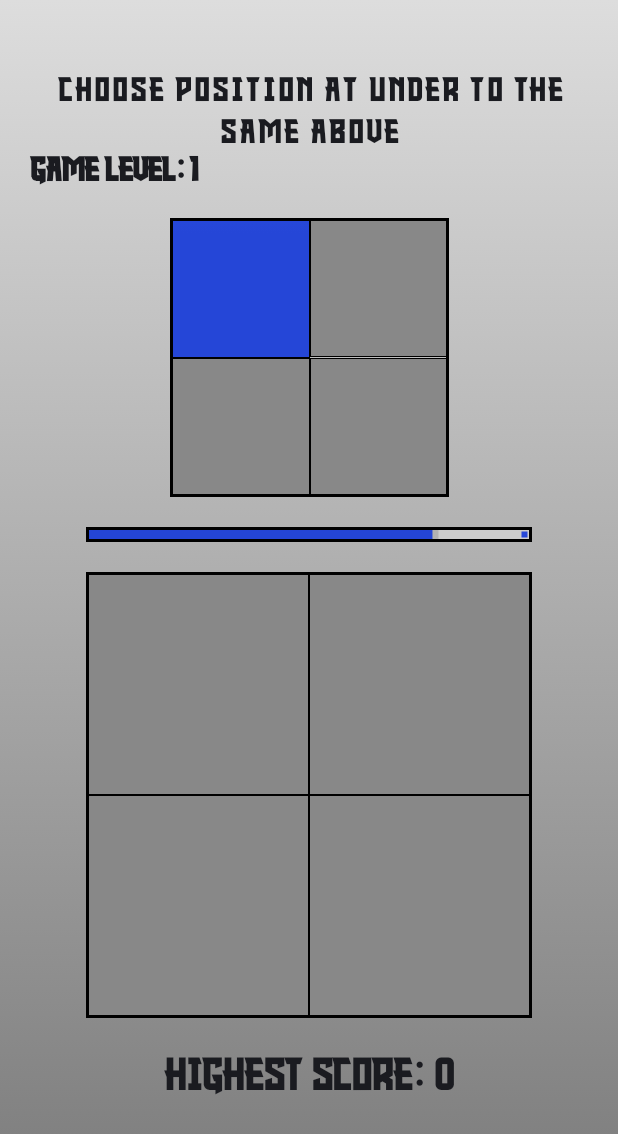
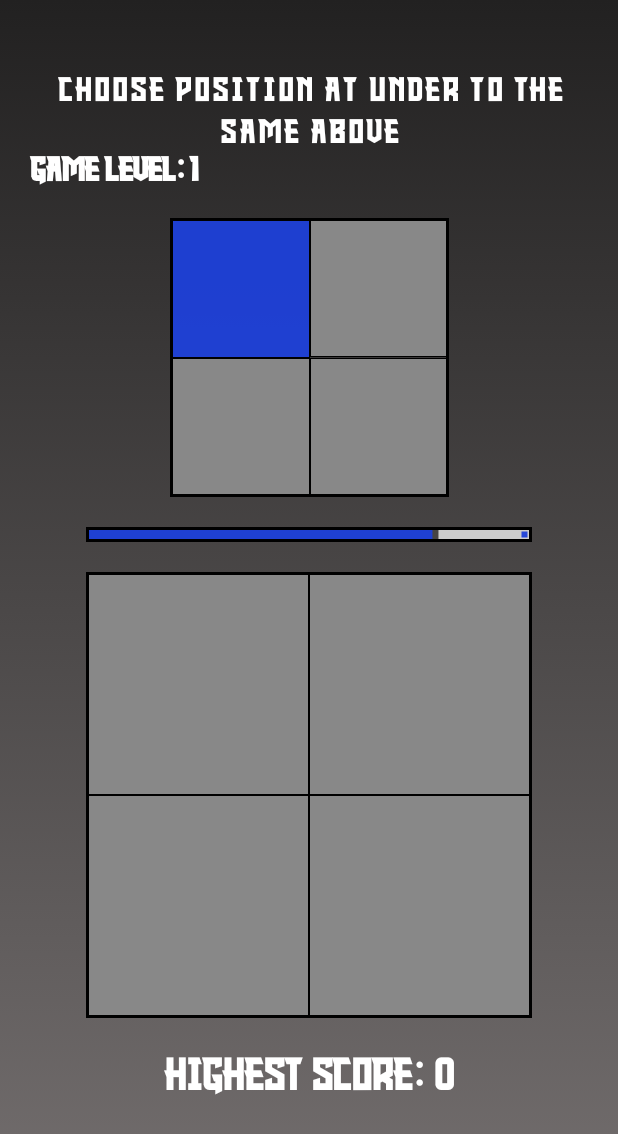
Before and after one commit to duongkhaineverdie/TrainMemory, an Android app built with Jetpack Compose: the TrainMemoryGameScreen screen opened through its navigation route, on a phone screen of 412 x 824 dp. Shown: the top 1134 px of the screen. Run offline under Robolectric (Android 15) with nearby library versions, the phone set to English and light mode, and no system bars.

Commit message:
Complete game training brain, memory p2

```diff
--- a/app/src/main/java/com/emenike/trainmemory/presentation/ui/home/HomeScreen.kt
+++ b/app/src/main/java/com/emenike/trainmemory/presentation/ui/home/HomeScreen.kt
@@ -79,14 +79,14 @@ fun HomeScreen(
                 text = stringResource(id = R.string.app_name),
                 style = MaterialTheme.typography.titleLarge,
                 fontWeight = FontWeight.Bold,
-                fontSize = 88.sp,
+                fontSize = 80.sp,
                 maxLines = 2,
                 lineHeight = 70.sp,
                 textAlign = TextAlign.Center,
                 overflow = TextOverflow.Ellipsis,
                 color = Color.White,
                 modifier = Modifier
-                    .border(2.dp, Color.White, shape = RoundedCornerShape(20.dp)),
+                    .border(2.dp, Color.White, shape = RoundedCornerShape(15.dp)),
                 letterSpacing = 2.sp
             )
         }
@@ -94,18 +94,16 @@ fun HomeScreen(
             modifier = Modifier
                 .fillMaxWidth()
                 .weight(1f)
-                .padding(horizontal = 30.dp),
+                .padding(horizontal = 50.dp),
             verticalArrangement = Arrangement.SpaceEvenly,
             horizontalAlignment = Alignment.CenterHorizontally
         ) {
-            Column(
-                modifier = Modifier
-                    .fillMaxWidth(),
-                horizontalAlignment = Alignment.CenterHorizontally,
-                verticalArrangement = Arrangement.spacedBy(10.dp)
-
+            Row(
+                modifier = Modifier,
+                verticalAlignment = Alignment.CenterVertically,
+                horizontalArrangement = Arrangement.spacedBy(10.dp)
             ) {
-                Box(modifier = Modifier.fillMaxWidth(), contentAlignment = Alignment.Center) {
+                Box(modifier = Modifier, contentAlignment = Alignment.Center) {
                     Text(
                         text = stringResource(id = R.string.best_score_home),
                         style = MaterialTheme.typography.titleLarge,
@@ -127,7 +125,7 @@ fun HomeScreen(
                         fontSize = 40.sp
                     )
                 }
-                Box(modifier = Modifier.fillMaxWidth(), contentAlignment = Alignment.Center) {
+                Box(contentAlignment = Alignment.Center) {
                     Text(
                         text = highScore.toString(),
                         style = MaterialTheme.typography.titleLarge,
@@ -171,7 +169,7 @@ fun HomeScreen(
                 ) {
                     Text(
                         text = stringResource(id = R.string.start_game).uppercase(),
-                        modifier = Modifier.padding(30.dp),
+                        modifier = Modifier.padding(10.dp),
                         style = MaterialTheme.typography.titleLarge.copy(
                             drawStyle = Stroke(
                                 miter = 10f,
@@ -186,7 +184,7 @@ fun HomeScreen(
                     )
                     Text(
                         text = stringResource(id = R.string.start_game).uppercase(),
-                        modifier = Modifier.padding(30.dp),
+                        modifier = Modifier.padding(10.dp),
                         style = MaterialTheme.typography.titleLarge,
                         color = Color.White,
                         fontWeight = FontWeight.Bold,
--- a/app/src/main/java/com/emenike/trainmemory/presentation/ui/trainmemorygame/TrueColorGameScreen.kt
+++ b/app/src/main/java/com/emenike/trainmemory/presentation/ui/trainmemorygame/TrueColorGameScreen.kt
@@ -62,8 +62,8 @@ fun TrainMemoryGameScreen(navController: NavHostController) {
         totalAlive = uiState.totalAlive,
         brushBackground = Brush.verticalGradient(
             listOf(
-                Color(0xFFDDDDDD),
-                Color(0xFF797979),
+                Color(0xFF222121),
+                Color(0xFF757070),
             )
         ),
         listNumberCorrect = uiState.listCorrect,
@@ -103,13 +103,15 @@ fun TrainMemoryGameScreen(
                     ),
                     modifier = Modifier.fillMaxWidth(),
                     textAlign = TextAlign.Center,
-                    letterSpacing = 2.sp
+                    letterSpacing = 2.sp,
+                    color = Color.White
                 )
                 Text(
                     text = stringResource(id = R.string.regex_level_game, (levelGame - 1)),
                     style = MaterialTheme.typography.titleLarge.copy(
                         fontWeight = FontWeight.SemiBold
-                    )
+                    ),
+                    color = Color.White
                 )
             }
         }
@@ -175,7 +177,8 @@ fun TrainMemoryGameScreen(
                 textAlign = TextAlign.Center,
                 style = MaterialTheme.typography.titleLarge.copy(
                     fontSize = 30.sp,
-                )
+                ),
+                color = Color.White
             )
         }
     }
@@ -199,7 +202,7 @@ fun TrainMemoryGameScreen(
                 onClick = onClickNewGame,
                 shape = RoundedCornerShape(20.dp),
                 colors = CardDefaults.cardColors(
-                    containerColor = Color(0xFF3280D1),
+                    containerColor = Color(0xFF122131),
                     contentColor = Color.White
                 ),
                 elevation = CardDefaults.cardElevation(
@@ -222,22 +225,14 @@ private fun TrainMemoryGameScreenPreview() {
     TrainMemoryTheme {
         TrainMemoryGameScreen(
             modifier = Modifier
-                .fillMaxSize()
-                .background(
-                    brush = Brush.verticalGradient(
-                        listOf(
-                            Color(0xFF415670),
-                            Color(0xFF162E4B),
-                        )
-                    )
-                ),
+                .fillMaxSize(),
             levelGame = 2,
             onClickButton = {/* no-op */ },
             onClickNewGame = {/* no-op */ },
             brushBackground = Brush.verticalGradient(
                 listOf(
-                    Color(0xFFDDDDDD),
-                    Color(0xFF797979),
+                    Color(0xFF222121),
+                    Color(0xFF757070),
                 )
             ),
             listNumberCorrect = listOf(0, 2, 3),
```
Also changed, not shown: app/src/main/java/com/emenike/trainmemory/presentation/ui/component/CustomDialog.kt (+39 -2 lines).
